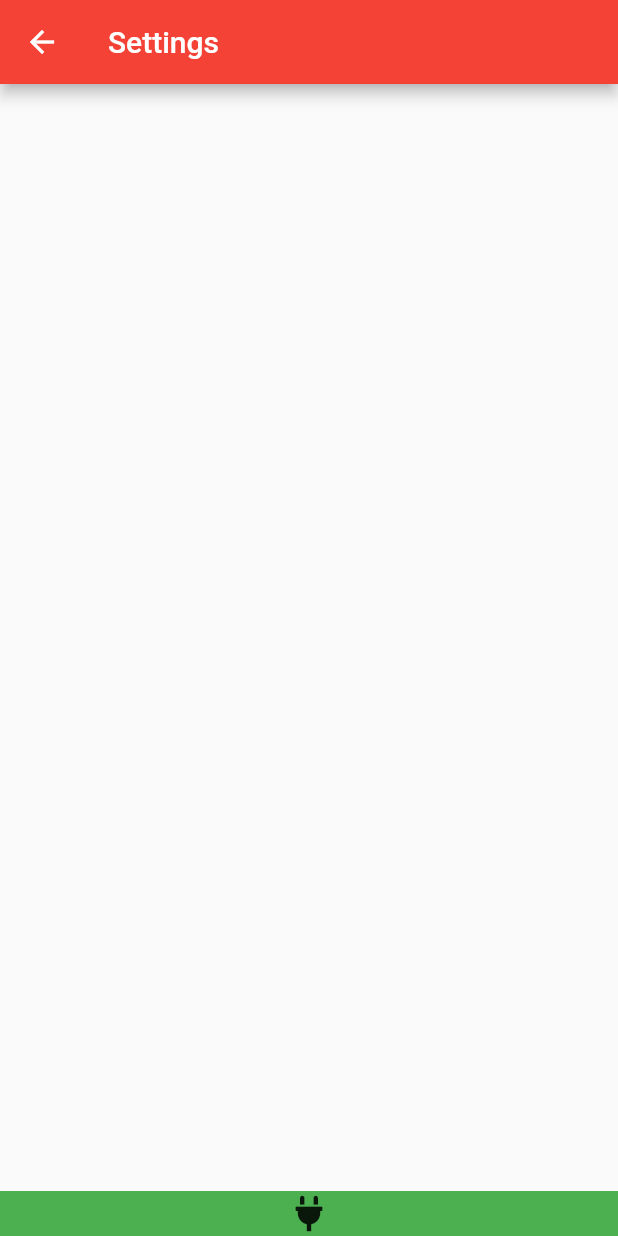
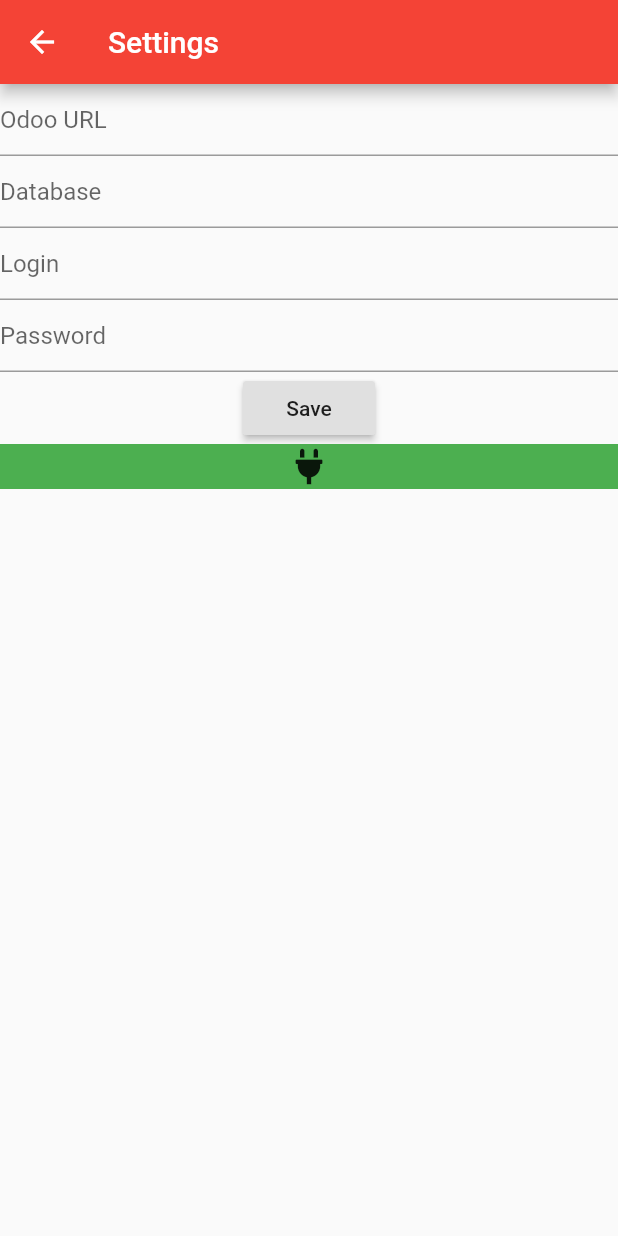
Before and after one commit to IronSenior/Odoo-hr-attendance-Phone-App, a Flutter app: the screen it shows after launch, after a tap on an icon or button, on a phone screen of 412 x 824 dp. Run offline on Flutter 3.47's test engine with Material 2 defaults, Android fonts, the phone set to English and light mode, and no system bars; our stand-ins replace font_awesome_flutter, shared_preferences; missing offline and left inert: odoo_api.

Commit message:
It works now

```diff
--- a/lib/main.dart
+++ b/lib/main.dart
@@ -1,8 +1,14 @@
+import 'dart:io';
+
 import 'package:flutter/material.dart';
 import 'package:font_awesome_flutter/font_awesome_flutter.dart';
 import 'package:odoo_api/odoo_api.dart';
+import 'package:shared_preferences/shared_preferences.dart';
 
-void main() => runApp(MyApp());
+
+Future main() async {
+  runApp(MyApp());
+}
 
 class MyApp extends StatelessWidget {
   @override
@@ -28,10 +34,29 @@ class MyHomePage extends StatefulWidget {
 
 class _MyHomePageState extends State<MyHomePage> {
   bool _employeeIn = false;
+  var _client;
+  var _user;
 
-  void _incrementCounter() {
+  void _sign() async {
+    final prefs = await SharedPreferences.getInstance();
+    _client = new OdooClient((prefs.getString("Odoo_URL") ?? ""));
+
+    _client.authenticate(prefs.getString("User_Name"), prefs.getString("Password"), prefs.getString("Odoo_Database")).then((auth) {
+        if(auth.isSuccess) {
+          _user = auth.getUser();
+          _client.searchRead("hr.employee", [["user_id", "=", auth.getUser().uid]], ["id"]).then((employeeResult) {
+            if(! employeeResult.hasError()){
+              var _employee = employeeResult.getResult()["records"][0]["id"];
+              _client.callKW("hr.employee", "attendance_manual", [_employee, "hr_attendance.hr_attendance_action_my_attendances"]).then((kwResult) {
+                if(! kwResult.hasError()){
                   setState(() {
                     _employeeIn = ! _employeeIn;
+                  });
+                }
+              });
+            }
+          });
+        }
     });
   }
 
@@ -55,7 +80,7 @@ class _MyHomePageState extends State<MyHomePage> {
                 child: IconButton(
                             icon: (_employeeIn) ? Icon( FontAwesomeIcons.signOutAlt, color: Colors.white, size: 100)
                                                     : Icon(FontAwesomeIcons.signInAlt, color: Colors.white, size: 100),
-                            onPressed: _incrementCounter
+                            onPressed: _sign
                           ),
                 width: 200,
                 height: 200,
@@ -89,12 +114,18 @@ class SettingsPage extends StatefulWidget {
 
 class _SettingsState extends State<SettingsPage> {
 
-  String _odooUrl = "";
+
   bool _connected = false;
   var _client;
+  final _formKey = GlobalKey<FormState>();
+  final _urlController = TextEditingController();
+  final _userNameController = TextEditingController();
+  final _passwordController = TextEditingController();
+  final _databaseController = TextEditingController();
 
-  void _checkConnectionState() {
-    _client = new OdooClient(_odooUrl);
+  void _checkConnectionState() async {
+    final prefs = await SharedPreferences.getInstance();
+    _client = new OdooClient((prefs.getString("Odoo_URL") ?? "http://82.223.32.157:8071"));
     _client.connect().then((version) {
       setState(() {
         _connected = true;
@@ -114,12 +145,81 @@ class _SettingsState extends State<SettingsPage> {
   Widget build(BuildContext context){
     return Scaffold(
       appBar: AppBar(
-        title: Text(widget.title)
+        title: Text(widget.title),
       ),
-      body: Center(
+      body: Form(
+        key: _formKey,
         child: Column(
-          mainAxisAlignment: MainAxisAlignment.end,
+          crossAxisAlignment: CrossAxisAlignment.center,
           children: <Widget>[
+            Column(
+              mainAxisAlignment: MainAxisAlignment.center,
+              children: <Widget>[
+                TextFormField(
+                  decoration: InputDecoration(
+                    hintText: 'Odoo URL'
+                  ),
+                  validator: (value) {
+                    if (value.isEmpty) {
+                      return 'Please enter some text';
+                    }
+                    return null;
+                  },
+                  controller: _urlController,
+                ),
+                TextFormField(
+                  decoration: InputDecoration(
+                    hintText: 'Database'
+                  ),
+                  validator: (value) {
+                    if (value.isEmpty) {
+                      return 'Please enter some text';
+                    }
+                    return null;
+                  },
+                  controller: _databaseController,
+                ),
+                TextFormField(
+                  decoration: InputDecoration(
+                    hintText: 'Login'
+                  ),
+                  validator: (value) {
+                    if (value.isEmpty) {
+                      return 'Please enter some text';
+                    }
+                    return null;
+                  },
+                  controller: _userNameController,
+                ),
+                TextFormField(
+                  decoration: InputDecoration(
+                    hintText: 'Password'
+                  ),
+                  validator: (value) {
+                    if (value.isEmpty) {
+                      return 'Please enter some text';
+                    }
+                    return null;
+                  },
+                  controller: _passwordController,
+                ),
+              ],
+            ),
+            Column(
+              mainAxisAlignment: MainAxisAlignment.center,
+              children: <Widget>[
+                RaisedButton(
+                  onPressed: () async {
+                    final prefs = await SharedPreferences.getInstance();
+                    if (_formKey.currentState.validate()) {
+                      prefs.setString("Odoo_URL", _urlController.text);
+                      prefs.setString("Odoo_Database", _databaseController.text);
+                      prefs.setString("User_Name", _userNameController.text);
+                      prefs.setString("Password", _passwordController.text);
+                    }
+                  },
+                  child: Text('Save'),
+                ),
                 Container(
                   color: (_connected) ? Colors.green
                                         :Colors.red,
@@ -129,7 +229,9 @@ class _SettingsState extends State<SettingsPage> {
                 ),
               ],
             ),
+          ]
         ),
+      )
     );
   }
 
--- a/pubspec.yaml
+++ b/pubspec.yaml
@@ -25,11 +25,16 @@ dependencies:
   cupertino_icons: ^0.1.2
   font_awesome_flutter: 8.5.0
   odoo_api: ^1.0.4
+  shared_preferences: ^0.4.3
+
+assets:
+  - .env
 
 
 dev_dependencies:
   flutter_test:
     sdk: flutter
+
 
 
 # For information on the generic Dart part of this file, see the
```
Also changed, not shown: pubspec.lock. Lines whose indentation alone changed are shown as unchanged.
